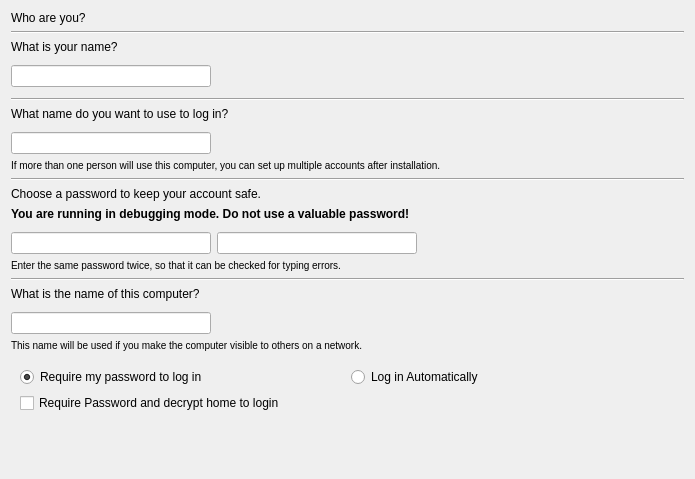
Old version of the form gui/qt/stepUserSetup.ui in the repository linuxmint/ubiquity.
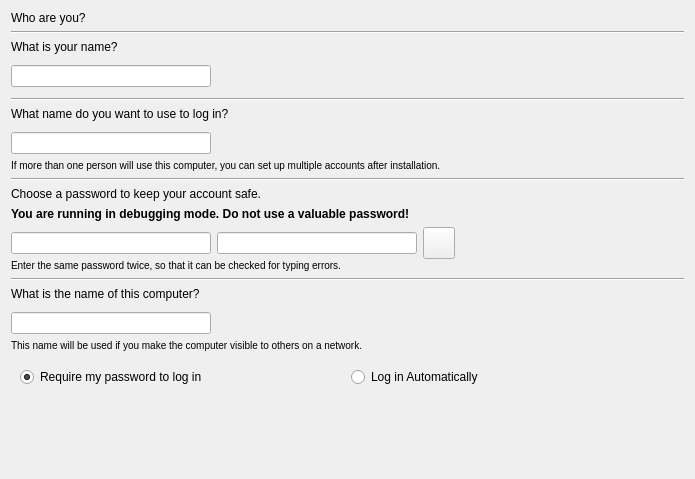
New version of the form.

The edit to the form file:
```diff
--- a/gui/qt/stepUserSetup.ui
+++ b/gui/qt/stepUserSetup.ui
@@ -304,7 +304,7 @@
        </property>
       </widget>
      </item>
-     <item row="0" column="2">
+     <item row="0" column="3">
       <widget class="QLabel" name="password_error_image">
        <property name="sizePolicy">
         <sizepolicy hsizetype="Fixed" vsizetype="Fixed">
@@ -329,6 +329,31 @@
        </property>
       </widget>
      </item>
+     <item row="0" column="2">
+      <widget class="QToolButton" name="show_password">
+       <property name="sizePolicy">
+        <sizepolicy hsizetype="Fixed" vsizetype="Fixed">
+         <horstretch>0</horstretch>
+         <verstretch>0</verstretch>
+        </sizepolicy>
+       </property>
+       <property name="minimumSize">
+        <size>
+         <width>32</width>
+         <height>32</height>
+        </size>
+       </property>
+       <property name="maximumSize">
+        <size>
+         <width>32</width>
+         <height>32</height>
+        </size>
+       </property>
+       <property name="checkable">
+        <bool>true</bool>
+       </property>
+      </widget>
+     </item>
      <item row="0" column="3">
       <widget class="QLabel" name="password_error_reason">
        <property name="sizePolicy">
@@ -536,16 +561,6 @@
         </property>
        </widget>
       </item>
-      <item row="1" column="0">
-       <widget class="QCheckBox" name="login_encrypt">
-        <property name="text">
-         <string>Require Password and decrypt home to login</string>
-        </property>
-        <property name="checked">
-         <bool>false</bool>
-        </property>
-       </widget>
-      </item>
      </layout>
     </widget>
    </item>
```
Left out of the diff: 1 changed line with no effect on the pictures.
